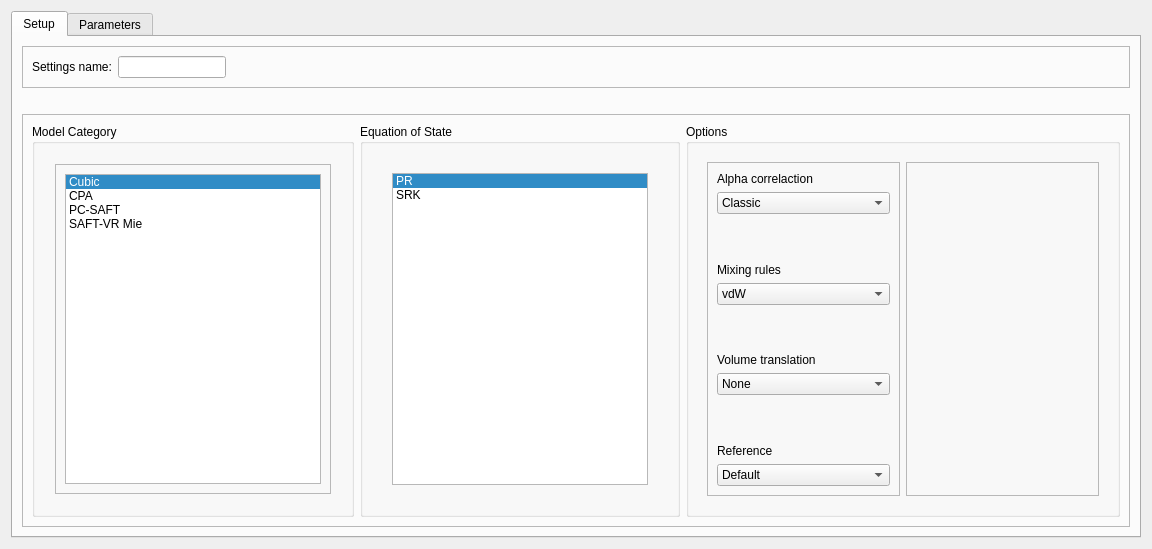
thermotools/thermopack, file addon/pycThermopack/gui/layouts/model_select_widget.ui: the form before one commit.
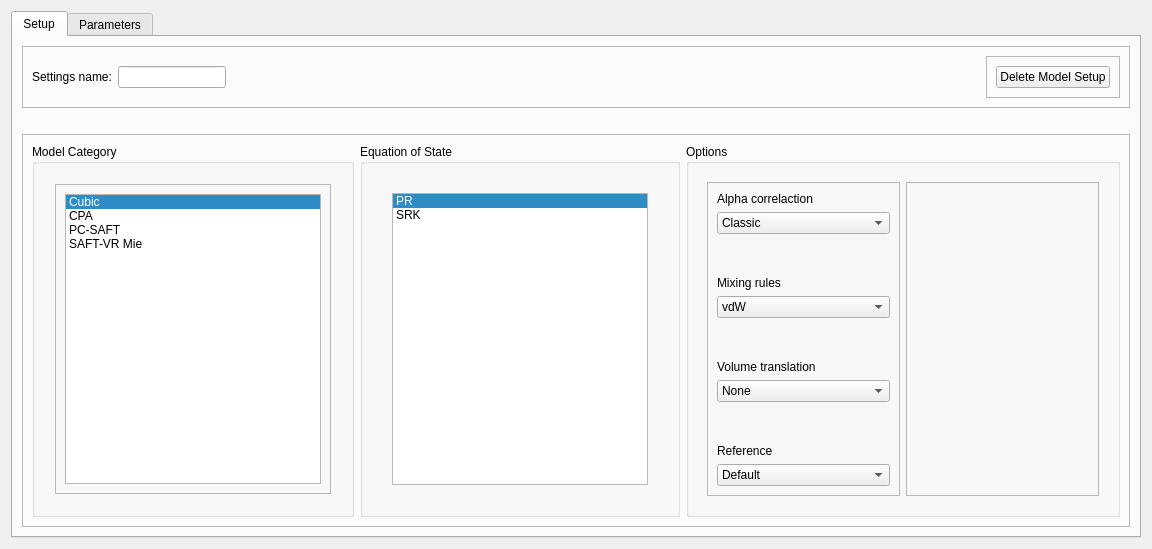
The form after the commit.

Commit message: Add possibility to delete a model setup or composition

What changed in the file:
```diff
--- a/addon/pycThermopack/gui/layouts/model_select_widget.ui
+++ b/addon/pycThermopack/gui/layouts/model_select_widget.ui
@@ -81,6 +81,25 @@
             </property>
            </spacer>
           </item>
+          <item>
+           <widget class="QFrame" name="frame_8">
+            <property name="frameShape">
+             <enum>QFrame::StyledPanel</enum>
+            </property>
+            <property name="frameShadow">
+             <enum>QFrame::Raised</enum>
+            </property>
+            <layout class="QHBoxLayout" name="horizontalLayout_7">
+             <item>
+              <widget class="QPushButton" name="delete_btn">
+               <property name="text">
+                <string>Delete Model Setup</string>
+               </property>
+              </widget>
+             </item>
+            </layout>
+           </widget>
+          </item>
          </layout>
         </widget>
        </item>
```
The commit also changes 9 other files.
